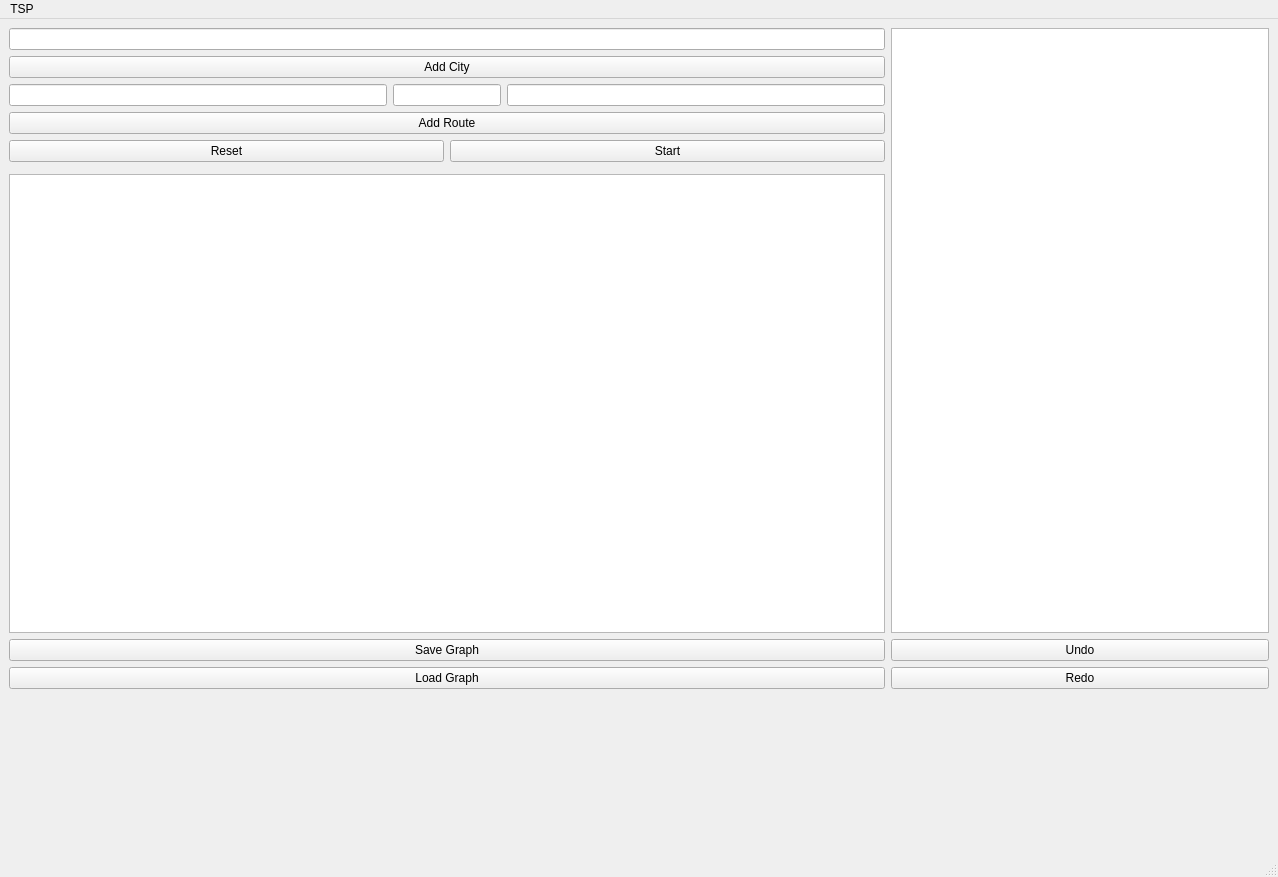
Above: mainwindow.ui from mariakalendarova/TravellingSalesmanProblem before the change. Below: the same form after it.
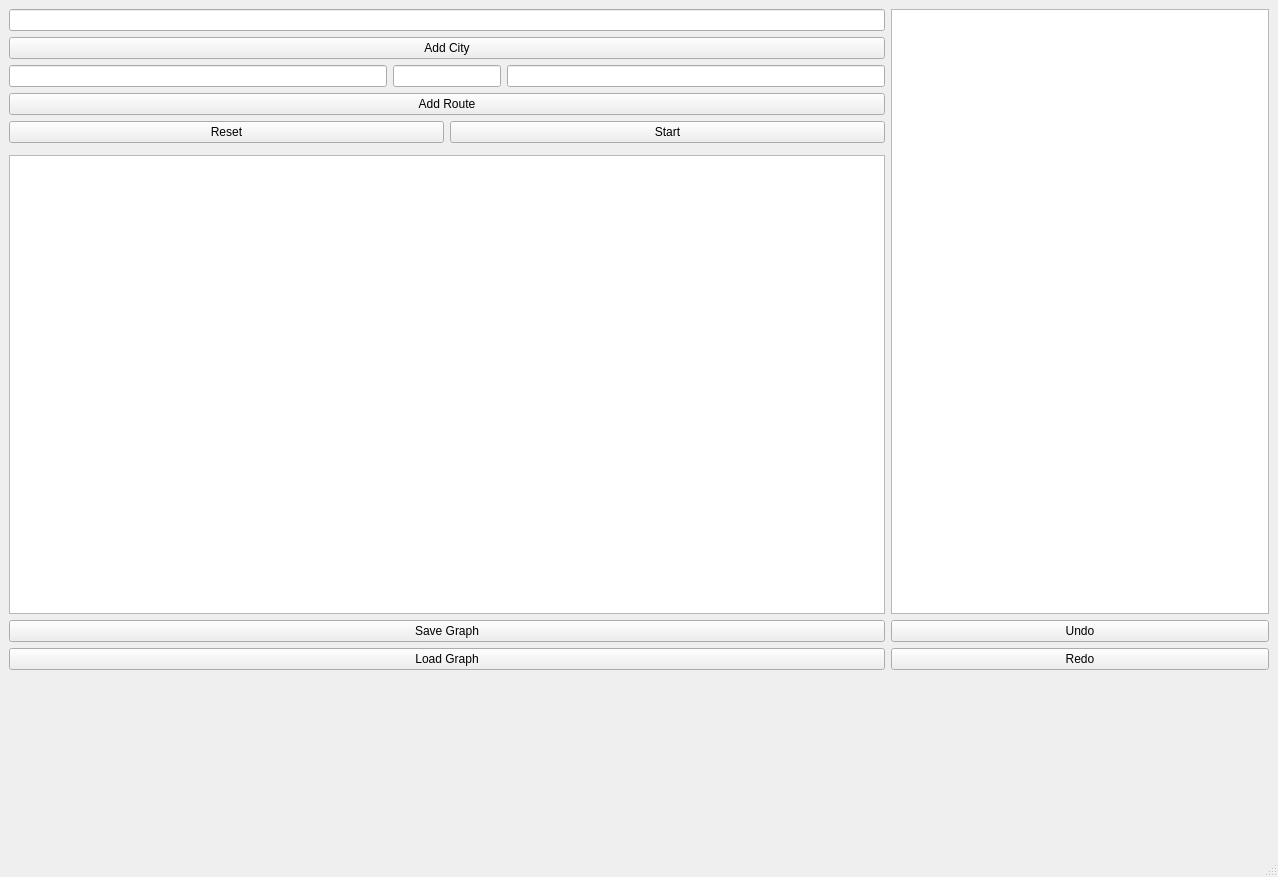
That is the form after the change.

The edit to the form file:
```diff
--- a/mainwindow.ui
+++ b/mainwindow.ui
@@ -118,12 +118,6 @@
      <height>21</height>
     </rect>
    </property>
-   <widget class="QMenu" name="menuTSP">
-    <property name="title">
-     <string>TSP</string>
-    </property>
-   </widget>
-   <addaction name="menuTSP"/>
   </widget>
   <widget class="QStatusBar" name="statusbar"/>
  </widget>
```
